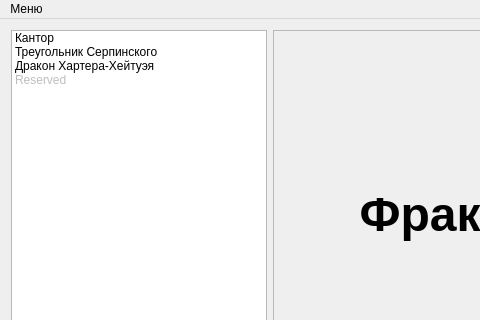
Old version of the form mainwindow.ui in the repository DmitryGrayscale/Fractals; both pictures show x 0 to 480 and y 0 to 320 of the 700 by 500 pixel window.
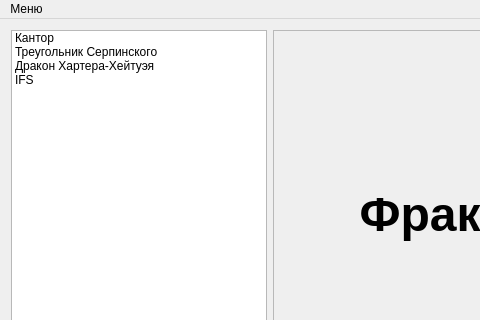
New version of the form. Icons and pictures are not drawn.

What changed in the file:
```diff
--- a/mainwindow.ui
+++ b/mainwindow.ui
@@ -46,10 +46,7 @@
       </item>
       <item>
        <property name="text">
-        <string>Reserved</string>
-       </property>
-       <property name="flags">
-        <set>ItemIsSelectable|ItemIsDragEnabled|ItemIsUserCheckable</set>
+        <string>IFS</string>
        </property>
       </item>
      </widget>
```
Left out of the diff: 4 changed lines with no effect on the pictures.
